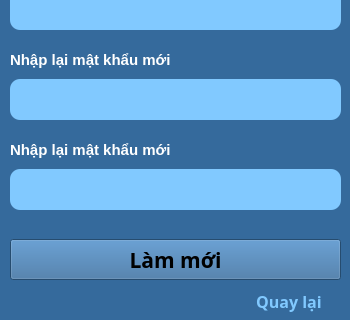
DinhPhongNe/Python-course, file TL-C4K-PTA02/Cuoi_Khoa_Python/gui/renewpass.ui: the form before one commit; both pictures show x 0 to 350 and y 141 to 461 of the 350 by 461 pixel window.
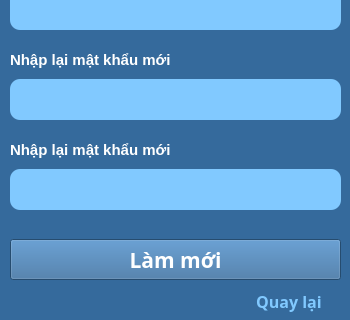
The form after the commit.

The edit to the form file:
```diff
--- a/TL-C4K-PTA02/Cuoi_Khoa_Python/gui/renewpass.ui
+++ b/TL-C4K-PTA02/Cuoi_Khoa_Python/gui/renewpass.ui
@@ -14,7 +14,8 @@
    <string>MainWindow</string>
   </property>
   <property name="styleSheet">
-   <string notr="true">background-color: #356a9c;</string>
+   <string notr="true">background-color: #356a9c;
+color: white;</string>
   </property>
   <widget class="QWidget" name="centralwidget">
    <widget class="QLineEdit" name="renewpass_newpass">
```
